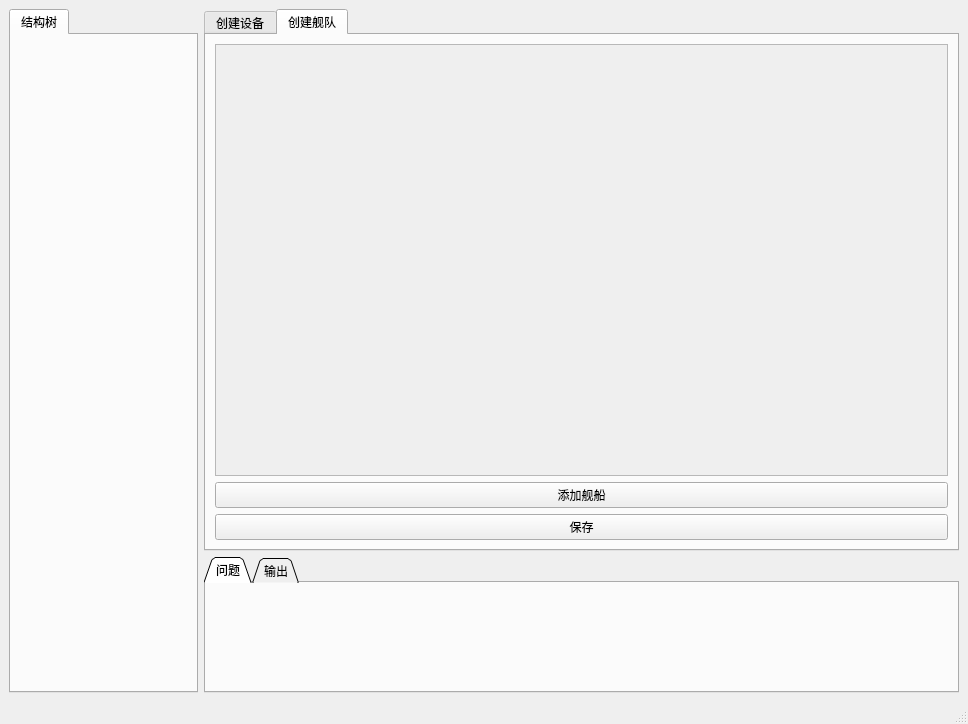
The window that resource/ui/mainwindow.ui (YaHeii/Electromagnetic_Compatibility) describes before a commit, drawn with Qt 5.
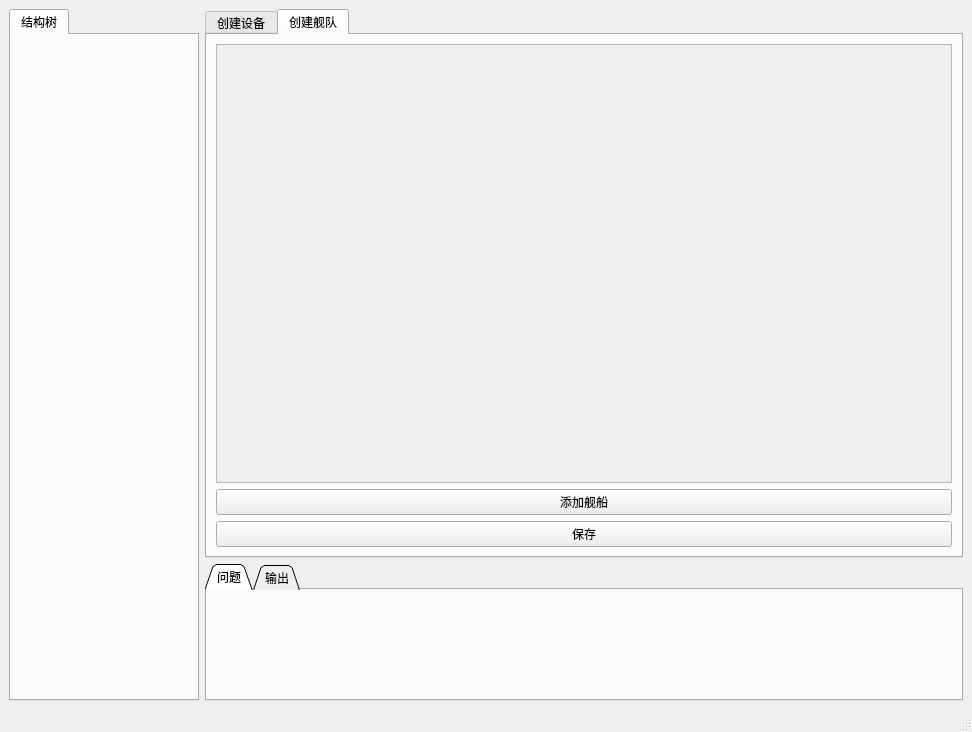
The same window after the commit.

```diff
--- a/resource/ui/mainwindow.ui
+++ b/resource/ui/mainwindow.ui
@@ -6,8 +6,8 @@
    <rect>
     <x>0</x>
     <y>0</y>
-    <width>968</width>
-    <height>724</height>
+    <width>972</width>
+    <height>732</height>
    </rect>
   </property>
   <property name="windowTitle">
@@ -141,8 +141,8 @@
                 <rect>
                  <x>0</x>
                  <y>0</y>
-                 <width>726</width>
-                 <height>433</height>
+                 <width>729</width>
+                 <height>439</height>
                 </rect>
                </property>
                <layout class="QVBoxLayout" name="verticalLayout_4">
```
Left out of the diff: 4 changed lines with no effect on the pictures.
